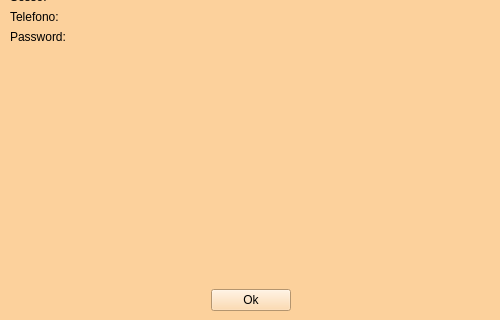
First picture: the form in Dipendente/view/vistaDipendente.ui, repository ManuelMarrone/GestioneBowling, before the edit; both pictures show x 0 to 500 and y 180 to 500 of the 500 by 500 pixel window.
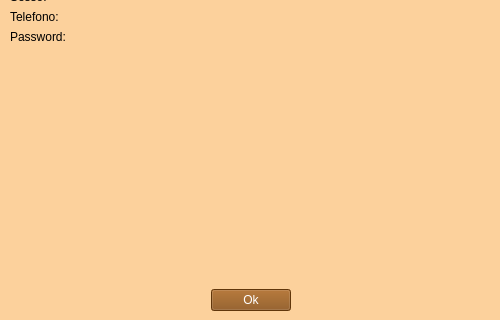
Second picture: the form after the edit.

Diff of the .ui file:
```diff
--- a/Dipendente/view/vistaDipendente.ui
+++ b/Dipendente/view/vistaDipendente.ui
@@ -214,6 +214,9 @@
       </item>
       <item>
        <widget class="QPushButton" name="indietroButton">
+        <property name="styleSheet">
+         <string notr="true">color: white;  background-color: #874B0F</string>
+        </property>
         <property name="text">
          <string>Ok</string>
         </property>
```
Left out of the diff: 2 changed lines with no effect on the pictures.
